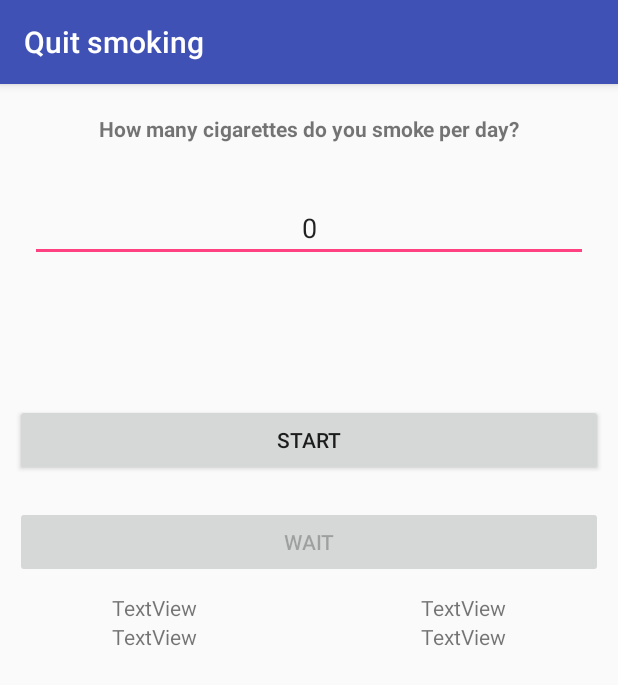
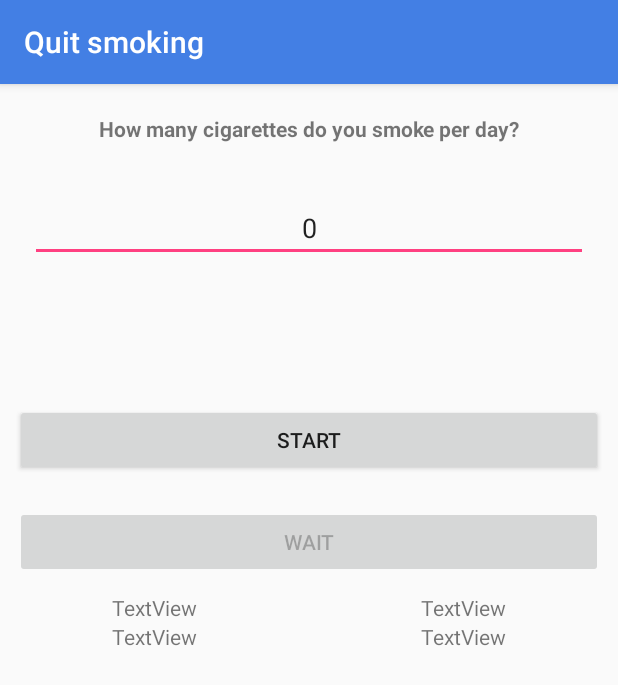
Before and after one commit to uronil/QuitSmoking-v1.0, an Android app: the screen it shows after launch (MainActivity), on a phone screen of 412 x 824 dp. Shown: the top 685 px of the screen. Run offline under Robolectric (Android 15) with nearby library versions, the phone set to English and light mode, and no system bars.

Commit message:
Set colors

```diff
--- a/app/src/main/res/values/colors.xml
+++ b/app/src/main/res/values/colors.xml
@@ -1,7 +1,7 @@
 <?xml version="1.0" encoding="utf-8"?>
 <resources>
-    <color name="colorPrimary">#3F51B5</color>
-    <color name="colorPrimaryDark">#303F9F</color>
+    <color name="colorPrimary">#437FE4</color>
+    <color name="colorPrimaryDark">#437FE4</color>
     <color name="colorAccent">#FF4081</color>
     <color name="white">#FFFFFF</color>
 </resources>
```
